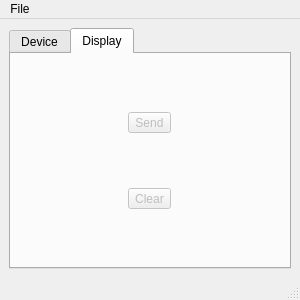
Qt form qbluetooth.ui (4l3x2k/QBluetooth) before a commit.
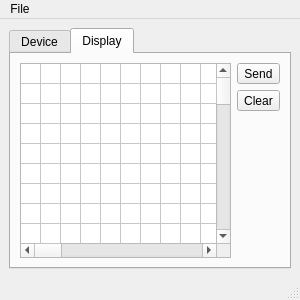
The same form after that commit. The open tabs and pages were chosen to show the change.

Commit message: View: Function stubs for display tab related events      * send clicked      * clear clicked - connected to slot clear() of QTableWidget      * table cell activated, changed, clicked, double clicked, entered, pressed

What changed in the file:
```diff
--- a/qbluetooth.ui
+++ b/qbluetooth.ui
@@ -96,33 +96,280 @@
       </widget>
       <widget class="QWidget" name="Display">
        <property name="enabled">
-        <bool>false</bool>
+        <bool>true</bool>
        </property>
        <attribute name="title">
         <string>Display</string>
        </attribute>
        <layout class="QGridLayout" name="gridLayout_2">
-        <item row="2" column="0">
-         <widget class="QToolButton" name="toolButtonClear">
-          <property name="enabled">
+        <item row="3" column="1" rowspan="4">
+         <widget class="QTableWidget" name="tableWidget">
+          <property name="autoScroll">
            <bool>false</bool>
           </property>
-          <property name="text">
-           <string>Clear</string>
+          <property name="editTriggers">
+           <set>QAbstractItemView::NoEditTriggers</set>
           </property>
-          <property name="toolButtonStyle">
-           <enum>Qt::ToolButtonTextUnderIcon</enum>
+          <property name="tabKeyNavigation">
+           <bool>false</bool>
           </property>
+          <property name="showDropIndicator" stdset="0">
+           <bool>false</bool>
+          </property>
+          <property name="dragDropOverwriteMode">
+           <bool>false</bool>
+          </property>
+          <property name="selectionMode">
+           <enum>QAbstractItemView::MultiSelection</enum>
+          </property>
+          <property name="verticalScrollMode">
+           <enum>QAbstractItemView::ScrollPerItem</enum>
+          </property>
+          <property name="horizontalScrollMode">
+           <enum>QAbstractItemView::ScrollPerItem</enum>
+          </property>
+          <property name="wordWrap">
+           <bool>false</bool>
+          </property>
+          <property name="cornerButtonEnabled">
+           <bool>false</bool>
+          </property>
+          <property name="rowCount">
+           <number>64</number>
+          </property>
+          <property name="columnCount">
+           <number>128</number>
+          </property>
+          <attribute name="horizontalHeaderVisible">
+           <bool>false</bool>
+          </attribute>
+          <attribute name="horizontalHeaderDefaultSectionSize">
+           <number>20</number>
+          </attribute>
+          <attribute name="verticalHeaderVisible">
+           <bool>false</bool>
+          </attribute>
+          <attribute name="verticalHeaderDefaultSectionSize">
+           <number>20</number>
+          </attribute>
+          <row/>
+          <row/>
+          <row/>
+          <row/>
+          <row/>
+          <row/>
+          <row/>
+          <row/>
+          <row/>
+          <row/>
+          <row/>
+          <row/>
+          <row/>
+          <row/>
+          <row/>
+          <row/>
+          <row/>
+          <row/>
+          <row/>
+          <row/>
+          <row/>
+          <row/>
+          <row/>
+          <row/>
+          <row/>
+          <row/>
+          <row/>
+          <row/>
+          <row/>
+          <row/>
+          <row/>
+          <row/>
+          <row/>
+          <row/>
+          <row/>
+          <row/>
+          <row/>
+          <row/>
+          <row/>
+          <row/>
+          <row/>
+          <row/>
+          <row/>
+          <row/>
+          <row/>
+          <row/>
+          <row/>
+          <row/>
+          <row/>
+          <row/>
+          <row/>
+          <row/>
+          <row/>
+          <row/>
+          <row/>
+          <row/>
+          <row/>
+          <row/>
+          <row/>
+          <row/>
+          <row/>
+          <row/>
+          <row/>
+          <row/>
+          <column/>
+          <column/>
+          <column/>
+          <column/>
+          <column/>
+          <column/>
+          <column/>
+          <column/>
+          <column/>
+          <column/>
+          <column/>
+          <column/>
+          <column/>
+          <column/>
+          <column/>
+          <column/>
+          <column/>
+          <column/>
+          <column/>
+          <column/>
+          <column/>
+          <column/>
+          <column/>
+          <column/>
+          <column/>
+          <column/>
+          <column/>
+          <column/>
+          <column/>
+          <column/>
+          <column/>
+          <column/>
+          <column/>
+          <column/>
+          <column/>
+          <column/>
+          <column/>
+          <column/>
+          <column/>
+          <column/>
+          <column/>
+          <column/>
+          <column/>
+          <column/>
+          <column/>
+          <column/>
+          <column/>
+          <column/>
+          <column/>
+          <column/>
+          <column/>
+          <column/>
+          <column/>
+          <column/>
+          <column/>
+          <column/>
+          <column/>
+          <column/>
+          <column/>
+          <column/>
+          <column/>
+          <column/>
+          <column/>
+          <column/>
+          <column/>
+          <column/>
+          <column/>
+          <column/>
+          <column/>
+          <column/>
+          <column/>
+          <column/>
+          <column/>
+          <column/>
+          <column/>
+          <column/>
+          <column/>
+          <column/>
+          <column/>
+          <column/>
+          <column/>
+          <column/>
+          <column/>
+          <column/>
+          <column/>
+          <column/>
+          <column/>
+          <column/>
+          <column/>
+          <column/>
+          <column/>
+          <column/>
+          <column/>
+          <column/>
+          <column/>
+          <column/>
+          <column/>
+          <column/>
+          <column/>
+          <column/>
+          <column/>
+          <column/>
+          <column/>
+          <column/>
+          <column/>
+          <column/>
+          <column/>
+          <column/>
+          <column/>
+          <column/>
+          <column/>
+          <column/>
+          <column/>
+          <column/>
+          <column/>
+          <column/>
+          <column/>
+          <column/>
+          <column/>
+          <column/>
+          <column/>
+          <column/>
+          <column/>
+          <column/>
+          <column/>
+          <column/>
+          <column/>
+          <column/>
          </widget>
         </item>
-        <item row="1" column="0">
+        <item row="3" column="2">
          <widget class="QToolButton" name="toolButtonSend">
           <property name="enabled">
-           <bool>false</bool>
+           <bool>true</bool>
           </property>
           <property name="text">
            <string>Send</string>
           </property>
+          <property name="checkable">
+           <bool>false</bool>
+          </property>
+          <property name="toolButtonStyle">
+           <enum>Qt::ToolButtonTextUnderIcon</enum>
+          </property>
+         </widget>
+        </item>
+        <item row="4" column="2">
+         <widget class="QToolButton" name="toolButtonClear">
+          <property name="enabled">
+           <bool>true</bool>
+          </property>
+          <property name="text">
+           <string>Clear</string>
+          </property>
           <property name="toolButtonStyle">
            <enum>Qt::ToolButtonTextUnderIcon</enum>
           </property>
```
Left out of the diff: 46 changed lines with no effect on the pictures. The commit also changes 2 other files.
